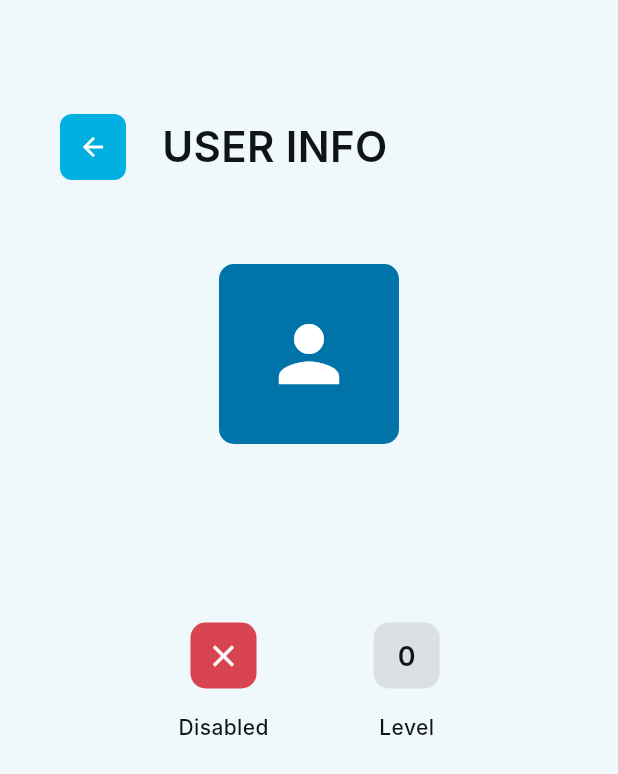
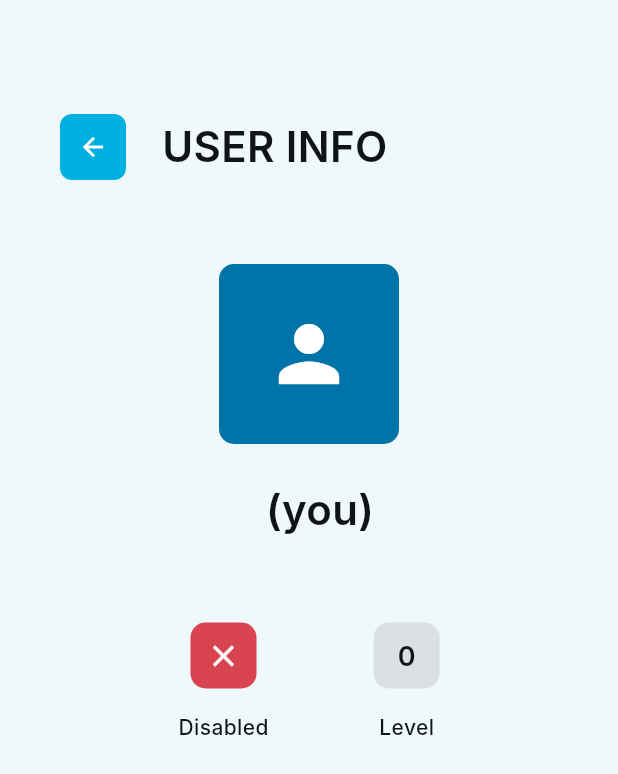
Before and after one commit to tomdevnut/pmdscomputervision, a Flutter app: the screen it shows once a user with an empty profile is signed in, after a tap on "Steps", after a tap on "Settings", after a tap on "Account details", on a phone screen of 412 x 824 dp. Shown: the top 774 px of the screen. Run offline on Flutter 3.47's test engine with Material 3 defaults, Android fonts, the phone set to English and light mode, and no system bars; our stand-ins replace cloud_firestore, file_picker, firebase_auth, firebase_core, firebase_messaging, firebase_storage and 1 more; missing offline and left inert: arkit_plugin, dart:js_interop, dart:ui_web; accounts and stored records are empty; Roboto replaces fonts that are missing (Inter).

Commit message:
Add user identifier to surname display in SingleUserPage

```diff
--- a/src/flutter/cad_match_webapp/lib/screens/single_user.dart
+++ b/src/flutter/cad_match_webapp/lib/screens/single_user.dart
@@ -61,7 +61,8 @@ class _SingleUserPageState extends State<SingleUserPage> {
 
         final userData = userDoc.data() as Map<String, dynamic>;
         final userName = userData['name'] ?? 'N/A';
-        final userSurname = userData['surname'] ?? 'N/A';
+        final userSurname = userData['surname'] +
+                (widget.userId == user?.uid ? ' (you)' : '') ?? 'N/A';
         final isEnabled = userData['enabled'] ?? false;
         final userLevel = userData['level'] ?? 0;
         final userEmail = widget.userId == user?.uid ? user?.email ?? 'Email not available' : (userData['email'] ?? 'N/A');
```
